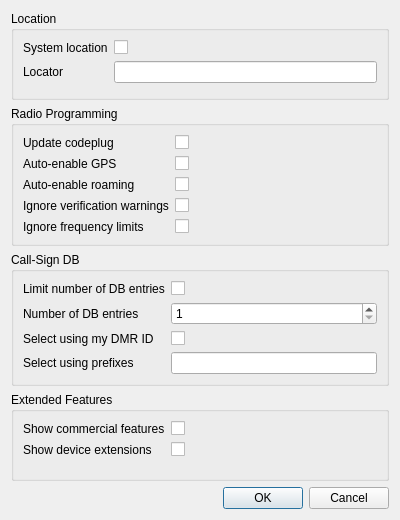
The window that src/settingsdialog.ui (hmatuschek/qdmr) describes before a commit, drawn with Qt 5.
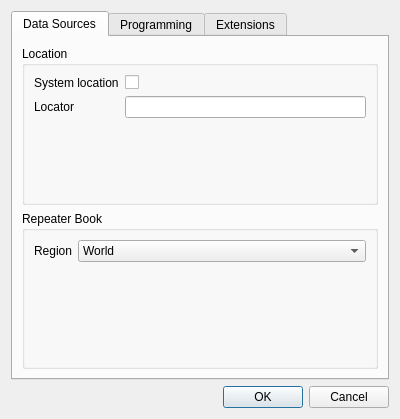
The same window after the commit.

Commit message: Implemented region selection.

Patch:
```diff
--- a/src/settingsdialog.ui
+++ b/src/settingsdialog.ui
@@ -7,7 +7,7 @@
     <x>0</x>
     <y>0</y>
     <width>400</width>
-    <height>520</height>
+    <height>419</height>
    </rect>
   </property>
   <property name="windowTitle">
@@ -15,7 +15,23 @@
   </property>
   <layout class="QVBoxLayout" name="verticalLayout">
    <item>
+    <widget class="QTabWidget" name="tabWidget">
+     <property name="currentIndex">
+      <number>0</number>
+     </property>
+     <widget class="QWidget" name="tab">
+      <attribute name="title">
+       <string>Data Sources</string>
+      </attribute>
+      <layout class="QVBoxLayout" name="verticalLayout_3">
+       <item>
     <widget class="QGroupBox" name="groupBox">
+         <property name="sizePolicy">
+          <sizepolicy hsizetype="Preferred" vsizetype="Preferred">
+           <horstretch>0</horstretch>
+           <verstretch>0</verstretch>
+          </sizepolicy>
+         </property>
      <property name="title">
       <string>Location</string>
      </property>
@@ -48,6 +64,43 @@
     </widget>
    </item>
    <item>
+        <widget class="QGroupBox" name="groupBox_5">
+         <property name="title">
+          <string>Repeater Book</string>
+         </property>
+         <layout class="QFormLayout" name="formLayout_5">
+          <item row="0" column="0">
+           <widget class="QLabel" name="label_14">
+            <property name="text">
+             <string>Region</string>
+            </property>
+           </widget>
+          </item>
+          <item row="0" column="1">
+           <widget class="QComboBox" name="repeaterBookRegion">
+            <item>
+             <property name="text">
+              <string>World</string>
+             </property>
+            </item>
+            <item>
+             <property name="text">
+              <string>North America</string>
+             </property>
+            </item>
+           </widget>
+          </item>
+         </layout>
+        </widget>
+       </item>
+      </layout>
+     </widget>
+     <widget class="QWidget" name="tab_2">
+      <attribute name="title">
+       <string>Programming</string>
+      </attribute>
+      <layout class="QVBoxLayout" name="verticalLayout_2">
+       <item>
     <widget class="QGroupBox" name="groupBox_2">
      <property name="title">
       <string>Radio Programming</string>
@@ -221,6 +274,13 @@
      </layout>
     </widget>
    </item>
+      </layout>
+     </widget>
+     <widget class="QWidget" name="tab_3">
+      <attribute name="title">
+       <string>Extensions</string>
+      </attribute>
+      <layout class="QVBoxLayout" name="verticalLayout_4">
    <item>
     <widget class="QGroupBox" name="groupBox_4">
      <property name="title">
@@ -256,6 +316,10 @@
        </widget>
       </item>
      </layout>
+        </widget>
+       </item>
+      </layout>
+     </widget>
     </widget>
    </item>
    <item>
```
Left out of the diff: 20 changed lines with no effect on the pictures. Lines whose indentation alone changed are shown as unchanged. The commit also changes 4 other files.
